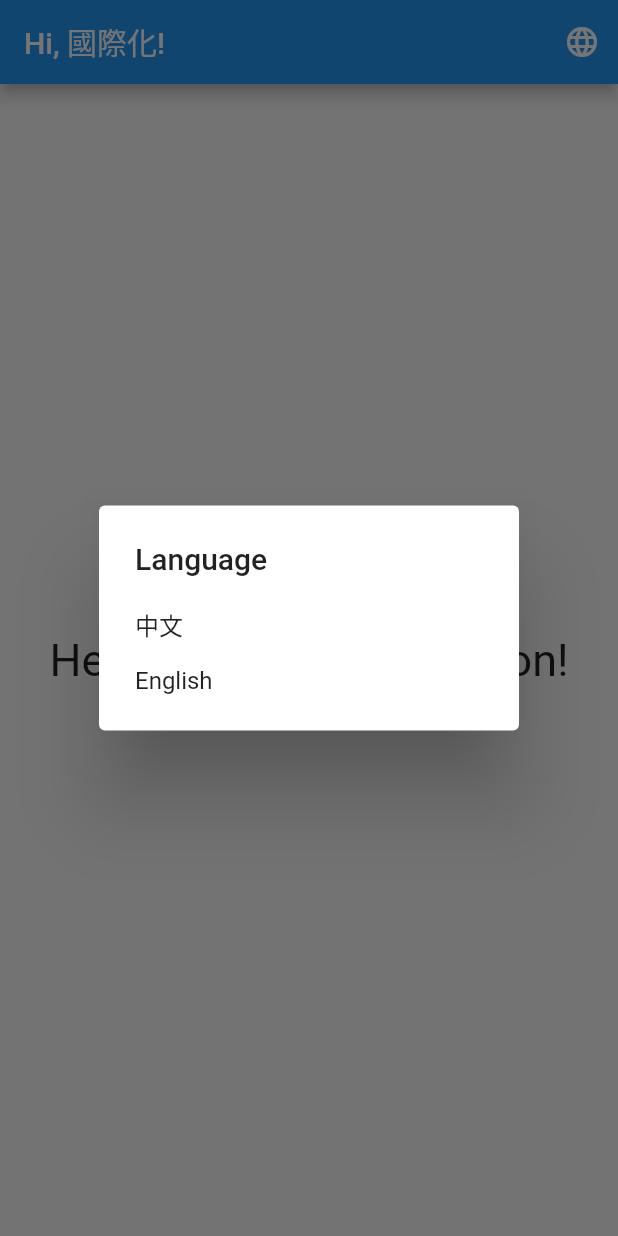
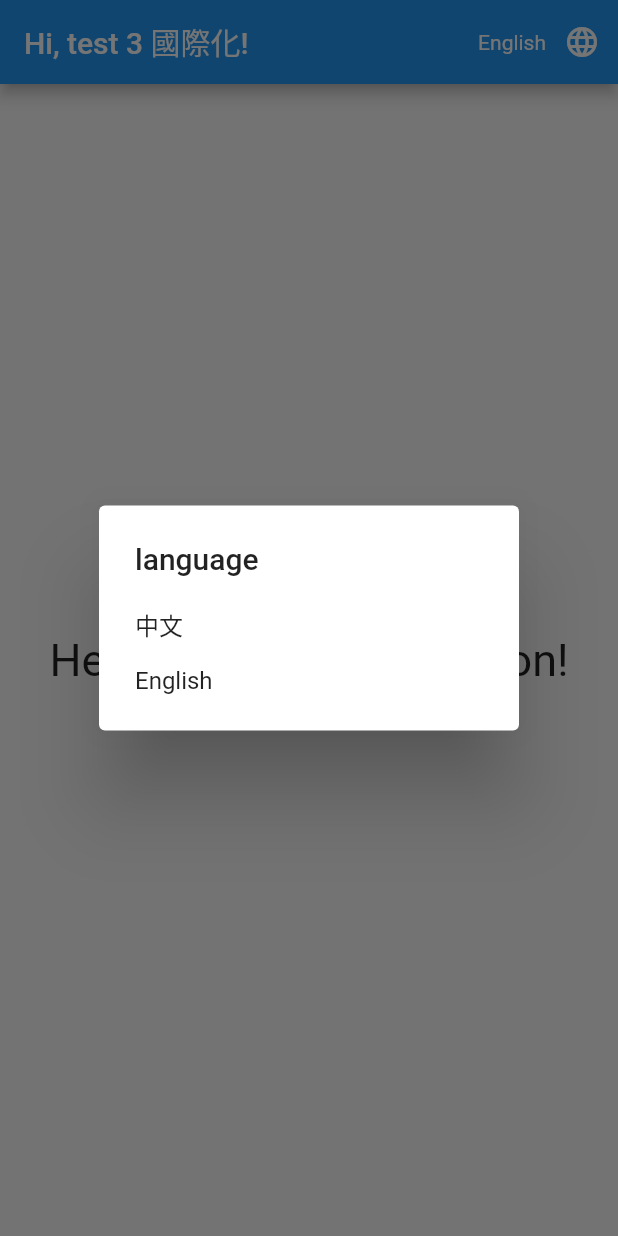
Before and after one commit to aguotsai/easy_language_demo, a Flutter app: the screen it shows after launch, after a tap on the "language" icon, on a phone screen of 412 x 824 dp. Run offline on Flutter 3.47's test engine with Material 2 defaults, Android fonts, the phone set to English and light mode, and no system bars; our stand-ins replace easy_localization.

Commit message:
Modify for language

```diff
--- a/lib/main.dart
+++ b/lib/main.dart
@@ -1,4 +1,5 @@
 import 'package:flutter/material.dart';
+// ignore: unused_import
 import 'package:flutter_localizations/flutter_localizations.dart';
 import 'package:easy_localization/easy_localization.dart';
 
@@ -7,9 +8,9 @@ Future<void> main() async {
   await EasyLocalization.ensureInitialized();
 
   runApp(EasyLocalization(
-    child: MyApp(),
+    child: const MyApp(),
     // 支援的語言
-    supportedLocales: [Locale('zh', 'CN'), Locale('en', 'US')],
+    supportedLocales: const [Locale('zh', 'CN'), Locale('en', 'US')],
     // 語言資源包目錄
     path: 'resources/langs',
   ));
@@ -28,7 +29,7 @@ class MyApp extends StatelessWidget {
       theme: ThemeData(
         primarySwatch: Colors.blue,
       ),
-      home: MyHomePage(title: 'Hi, 國際化!'),
+      home: const MyHomePage(title: 'Hi, test 3 國際化!'),
     );
   }
 }
@@ -48,6 +49,10 @@ class _MyHomePageState extends State<MyHomePage> {
       appBar: AppBar(
         title: Text(widget.title),
         actions: <Widget>[
+          Container(
+            child: Text(tr("cur_lang")),
+            alignment: Alignment.center,
+          ),
           IconButton(
             icon: Icon(Icons.language),
             onPressed: () => showChangeLanguageDialog(),
@@ -74,7 +79,8 @@ class _MyHomePageState extends State<MyHomePage> {
         context: context,
         builder: (BuildContext context) {
           return SimpleDialog(
-            title: Text("Language"),
+            //title: Text("Language"),
+            title: Text(tr("language")),
             children: <Widget>[
               SimpleDialogOption(
                 child: Text("中文"),
--- a/resources/langs/en-US.json
+++ b/resources/langs/en-US.json
@@ -1,3 +1,5 @@
 {
+    "cur_lang":"English",
+    "language":"language",
     "title":"Hello, internationalization!"
 }
--- a/resources/langs/zh-CN.json
+++ b/resources/langs/zh-CN.json
@@ -1,3 +1,5 @@
 {
+    "cur_lang":"繁中",
+    "language":"語言",
     "title":"你好, 國際化!"
 }
```
